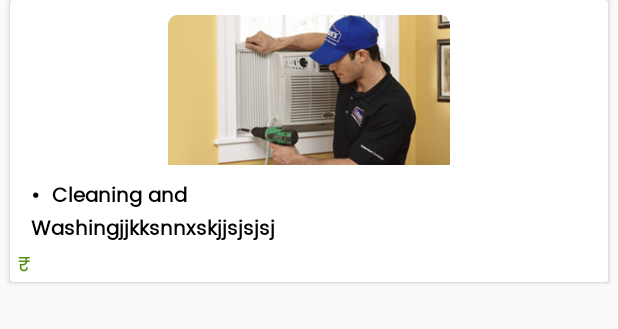
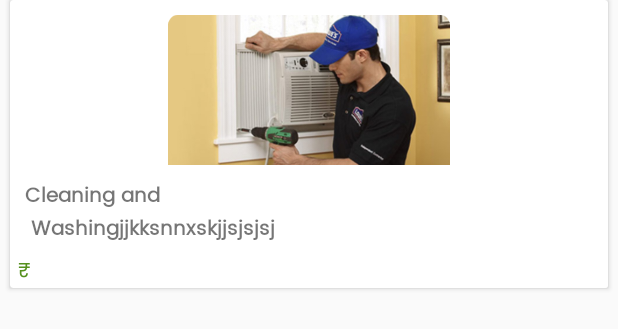
Before and after one commit to macsoftechnologies/GoBuddyApp, an Android app: the layout custom_grid_items.xml on its own in the app's theme, with its tools: preview values and no code run, on a phone screen of 412 x 824 dp. Shown: the top 329 px of the screen. Run offline under Robolectric (Android 15) with nearby library versions, the phone set to English and light mode, and no system bars; network calls fail.

Commit message:
Bug Fixes

```diff
--- a/app/src/main/java/com/colourmoon/gobuddy/pushnotifications/MyFirebaseCloudMessagingService.java
+++ b/app/src/main/java/com/colourmoon/gobuddy/pushnotifications/MyFirebaseCloudMessagingService.java
@@ -23,7 +23,7 @@ public class MyFirebaseCloudMessagingService extends FirebaseMessagingService {
                 JSONObject jsonObject = new JSONObject(remoteMessage.getData());
                 Log.d("PushNotifydata", jsonObject.toString());
 
-                if (jsonObject.getString("type").equalsIgnoreCase("chatting")) {
+                if ("chatting".equalsIgnoreCase(jsonObject.optString("type",""))) {
                     NotificationHelper.getInstance(getApplicationContext()).createChatNotification(
                             jsonObject.getString("title"),
                             jsonObject.getString("body"),
--- a/app/src/main/res/layout/custom_grid_items.xml
+++ b/app/src/main/res/layout/custom_grid_items.xml
@@ -28,19 +28,15 @@
             <TextView
                 android:id="@+id/subcategoryTextview"
                 android:layout_width="match_parent"
-                android:layout_height="40dp"
+                android:layout_height="wrap_content"
                 android:layout_marginTop="10dp"
                 android:background="#fff"
                 android:ellipsize="end"
                android:layout_marginLeft="10dp"
                 android:textStyle="bold"
-
                 android:maxLines="2"
-
-
-                android:textColor="#000"
                 android:textSize="@dimen/_10ssp"
-                tools:text=" &#8226;  Cleaning and \n Washingjjkksnnxskjjsjsjsj" />
+                tools:text="Cleaning and \n Washingjjkksnnxskjjsjsjsj" />
 
 
             <TextView
```
Also changed, not shown: app/src/main/java/com/colourmoon/gobuddy/controllers/commoncontrollers/CheckUserStatusController.java (+12 -12 lines), app/src/main/java/com/colourmoon/gobuddy/helper/NotificationHelper.java (+5 -5 lines).
